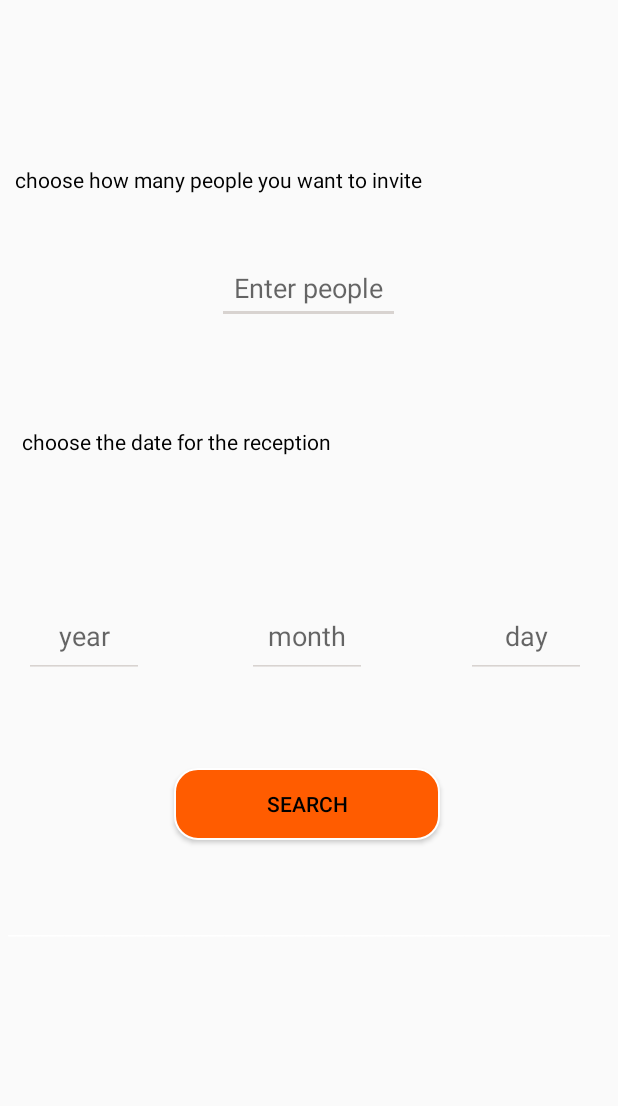
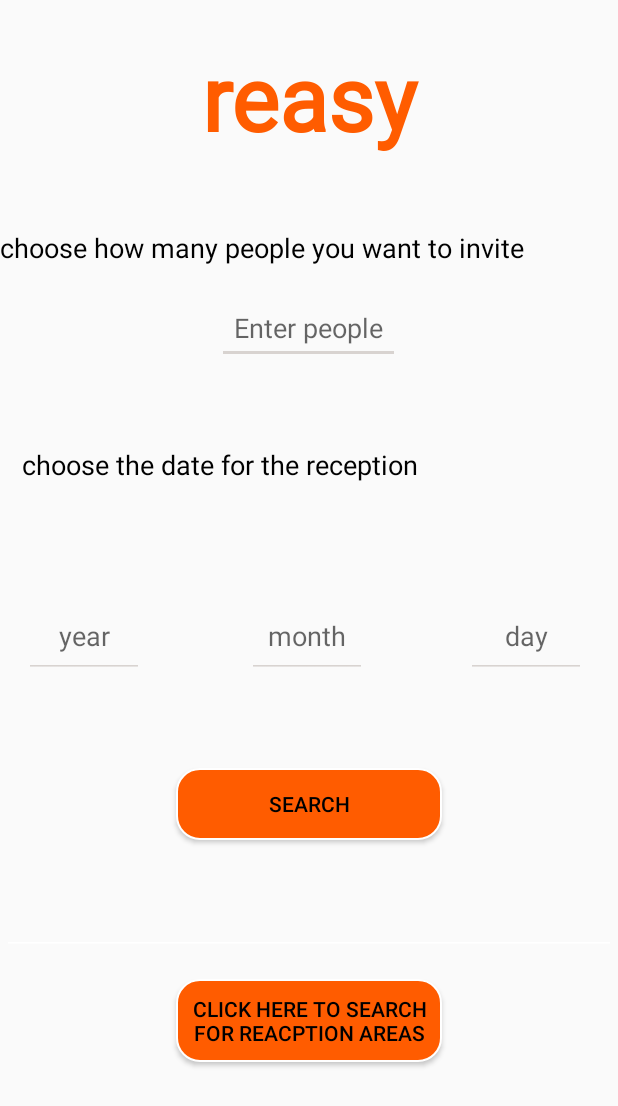
Before and after one commit to Mpooks/reasy, an Android app: the organize_reception_page screen opened directly, with no data from a screen before it, on a phone screen of 412 x 824 dp. Shown: the top 1106 px of the screen. Run offline under Robolectric (Android 15) with nearby library versions, the light colour scheme and no system bars; Roboto replaces fonts that are not available here.

Commit message:
last changes for this task

```diff
--- a/reasy_android_studio/Reasy/app/src/main/java/com/example/reasy/organize_reception_page.java
+++ b/reasy_android_studio/Reasy/app/src/main/java/com/example/reasy/organize_reception_page.java
@@ -12,7 +12,7 @@ import java.util.Objects;
 
 public class organize_reception_page extends AppCompatActivity {
 
-    private Button btn1,bckbtn;
+    private Button btn1;
     private EditText t1,t2,t3,t4,t5;
 
     public void chooseDateAndPeople(View v){
@@ -22,8 +22,6 @@ public class organize_reception_page extends AppCompatActivity {
         t4 = (EditText)findViewById(R.id.t4);
 
         t5 = (EditText)findViewById(R.id.t5);
-
-
 
         String input1 = t1.getText().toString();
         String input2 = t2.getText().toString();
@@ -38,10 +36,10 @@ public class organize_reception_page extends AppCompatActivity {
             try {
 
                  n1 = Integer.parseInt(t1.getText().toString());  //posa atoma thelw stin ekdilwsi
-
                  n2 = Integer.parseInt(t2.getText().toString());  //xronos pou thelw na ginei i ekdilwsi
                  n3 = Integer.parseInt(t3.getText().toString());  //mhnas pou thelw na ginei i ekdilwsi
                  n4 = Integer.parseInt(t4.getText().toString());  //mera pou thelw na ginei i ekdilwsi
+
                 if (n2 < 2023 || n3 < 1 || n3 > 12 || n4 < 1 || n4 > 31) {
                     t5.setText("Please Try again");
                 } else if (((n3 == 4 || n3 == 6 || n3 == 9 || n3 == 11) && (n4 > 30 || n4 < 1)) || ((n2 % 4 == 0) && (n4 > 29) && (n3 == 2)) || ((n2 % 4 != 0) && (n4 > 28) && (n3 == 2))) {
@@ -64,6 +62,7 @@ public class organize_reception_page extends AppCompatActivity {
                     date = year.concat("-").concat(month).concat("-").concat(day);
                     t5.setText(reception_area.getAvailability(n1, date));
 
+
                 }//end of small else
             }catch (NumberFormatException e) {}
         }//end of big else
@@ -75,5 +74,7 @@ public class organize_reception_page extends AppCompatActivity {
     protected void onCreate(Bundle savedInstanceState) {
         super.onCreate(savedInstanceState);
         setContentView(R.layout.activity_organize_reception_page);
+
+
         }
 }
--- a/reasy_android_studio/Reasy/app/src/main/java/com/example/reasy/reception_area.java
+++ b/reasy_android_studio/Reasy/app/src/main/java/com/example/reasy/reception_area.java
@@ -26,15 +26,15 @@ public class reception_area {
         if(n<=100){
             if(d.equals("2025-02-28")){
                 if(found==0) {
-                    return "You are able to book";
+                    return "You are able to book a reception";
                 }else {
                     return "Rest booked";
                 }
             }else{
-                return "date not valid";
+                return "Date not valid";
             }
         }else{
-            return "people not valid";
+            return "People not valid";
         }
 
 /*
--- a/reasy_android_studio/Reasy/app/src/main/res/layout/activity_organize_reception_page.xml
+++ b/reasy_android_studio/Reasy/app/src/main/res/layout/activity_organize_reception_page.xml
@@ -6,14 +6,30 @@
     android:layout_height="match_parent"
     tools:context=".organize_reception_page">
 
+    <TextView
+        android:id="@+id/logo"
+        android:layout_width="225dp"
+        android:layout_height="113dp"
+        android:fontFamily="@font/seoulhangang_cbl_regular"
+        android:gravity="center"
+        android:text="reasy"
+        android:textColor="#ff5c00"
+        android:textFontWeight="1000"
+        android:textSize="60dp"
+        app:layout_constraintBottom_toBottomOf="parent"
+        app:layout_constraintEnd_toEndOf="parent"
+        app:layout_constraintStart_toStartOf="parent"
+        app:layout_constraintTop_toTopOf="parent"
+        app:layout_constraintVertical_bias="0.011" />
+
     <EditText
         android:id="@+id/t1"
         android:layout_width="122dp"
         android:layout_height="48dp"
         android:layout_marginTop="168dp"
+        android:backgroundTint="@color/gray"
         android:ems="10"
         android:hint="Enter people"
-        android:backgroundTint="@color/gray"
         android:inputType="number"
         android:minHeight="48dp"
         android:textAlignment="center"
@@ -23,7 +39,7 @@
         app:layout_constraintHorizontal_bias="0.498"
         app:layout_constraintStart_toStartOf="parent"
         app:layout_constraintTop_toTopOf="parent"
-        app:layout_constraintVertical_bias="0.0"
+        app:layout_constraintVertical_bias="0.149"
         tools:ignore="SpeakableTextPresentCheck" />
 
     <EditText
@@ -31,10 +47,10 @@
         android:layout_width="80dp"
         android:layout_height="56dp"
         android:layout_marginBottom="60dp"
+        android:backgroundTint="@color/gray"
         android:ems="10"
+        android:hint="year"
         android:inputType="number"
-        android:hint="year"
-        android:backgroundTint="@color/gray"
         android:minHeight="48dp"
         android:textAlignment="center"
         app:layout_constraintBottom_toTopOf="@+id/btn1"
@@ -48,10 +64,10 @@
         android:layout_width="80dp"
         android:layout_height="56dp"
         android:layout_marginBottom="60dp"
+        android:backgroundTint="@color/gray"
         android:ems="10"
+        android:hint="day"
         android:inputType="number"
-        android:hint="day"
-        android:backgroundTint="@color/gray"
         android:minHeight="48dp"
         android:textAlignment="center"
         app:layout_constraintBottom_toTopOf="@+id/btn1"
@@ -60,29 +76,16 @@
         app:layout_constraintStart_toStartOf="parent"
         tools:ignore="SpeakableTextPresentCheck" />
 
-    <Button
-        android:id="@+id/btn1"
-        android:layout_width="177dp"
-        android:layout_height="48dp"
-        android:layout_marginBottom="264dp"
-        android:onClick="chooseDateAndPeople"
-        android:text="Search"
-        android:background="@drawable/orange_button"
-        android:textColor="@color/black"
-        app:layout_constraintBottom_toBottomOf="parent"
-        app:layout_constraintEnd_toEndOf="parent"
-        app:layout_constraintHorizontal_bias="0.495"
-        app:layout_constraintStart_toStartOf="parent" />
 
     <EditText
         android:id="@+id/t3"
         android:layout_width="80dp"
         android:layout_height="56dp"
         android:layout_marginBottom="60dp"
+        android:backgroundTint="@color/gray"
         android:ems="10"
+        android:hint="month"
         android:inputType="number"
-        android:hint="month"
-        android:backgroundTint="@color/gray"
         android:minHeight="48dp"
         android:textAlignment="center"
         app:layout_constraintBottom_toTopOf="@+id/btn1"
@@ -94,7 +97,7 @@
     <EditText
         android:id="@+id/t5"
         android:layout_width="409dp"
-        android:layout_height="42dp"
+        android:layout_height="48dp"
         android:backgroundTint="@color/white"
         android:ems="10"
         android:gravity="center"
@@ -115,24 +118,54 @@
         android:layout_height="wrap_content"
         android:text="choose how many people you want to invite"
         android:textColor="@color/black"
+        android:textSize="18sp"
         app:layout_constraintBottom_toTopOf="@+id/t1"
-        app:layout_constraintEnd_toEndOf="parent"
-        app:layout_constraintHorizontal_bias="0.07"
-        app:layout_constraintStart_toStartOf="parent"
-        app:layout_constraintTop_toTopOf="parent"
-        app:layout_constraintVertical_bias="0.738" />
+        app:layout_constraintTop_toBottomOf="@+id/logo"
+        app:layout_constraintVertical_bias="0.642"
+        tools:layout_editor_absoluteX="16dp"
+        tools:ignore="MissingConstraints" />
 
     <TextView
         android:id="@+id/textView2"
         android:layout_width="wrap_content"
         android:layout_height="wrap_content"
         android:text="choose the date for the reception"
+        android:textSize="18sp"
         android:textColor="@color/black"
         app:layout_constraintBottom_toTopOf="@+id/t3"
         app:layout_constraintEnd_toEndOf="parent"
-        app:layout_constraintHorizontal_bias="0.07"
+        app:layout_constraintHorizontal_bias="0.1"
         app:layout_constraintStart_toStartOf="parent"
         app:layout_constraintTop_toBottomOf="@+id/t1"
         app:layout_constraintVertical_bias="0.426" />
 
+    <Button
+        android:id="@+id/btn1"
+        android:layout_width="177dp"
+        android:layout_height="48dp"
+        android:layout_marginBottom="264dp"
+        android:background="@drawable/orange_button"
+        android:onClick="chooseDateAndPeople"
+        android:text="Search"
+        android:textColor="@color/black"
+        app:layout_constraintBottom_toBottomOf="parent"
+        app:layout_constraintEnd_toEndOf="parent"
+        app:layout_constraintHorizontal_bias="0.5"
+        app:layout_constraintStart_toStartOf="parent" />
+
+    <Button
+        android:id="@+id/btn2"
+        android:layout_width="177dp"
+        android:layout_height="55dp"
+        android:layout_marginBottom="116dp"
+        android:background="@drawable/orange_button"
+        android:text="Click here to search for reacption areas"
+        android:textColor="@color/black"
+        app:layout_constraintBottom_toBottomOf="parent"
+        app:layout_constraintEnd_toEndOf="parent"
+        app:layout_constraintHorizontal_bias="0.5"
+        app:layout_constraintStart_toStartOf="parent"
+        app:layout_constraintTop_toBottomOf="@+id/t5"
+        app:layout_constraintVertical_bias="1.0" />
+
 </androidx.constraintlayout.widget.ConstraintLayout>
```
